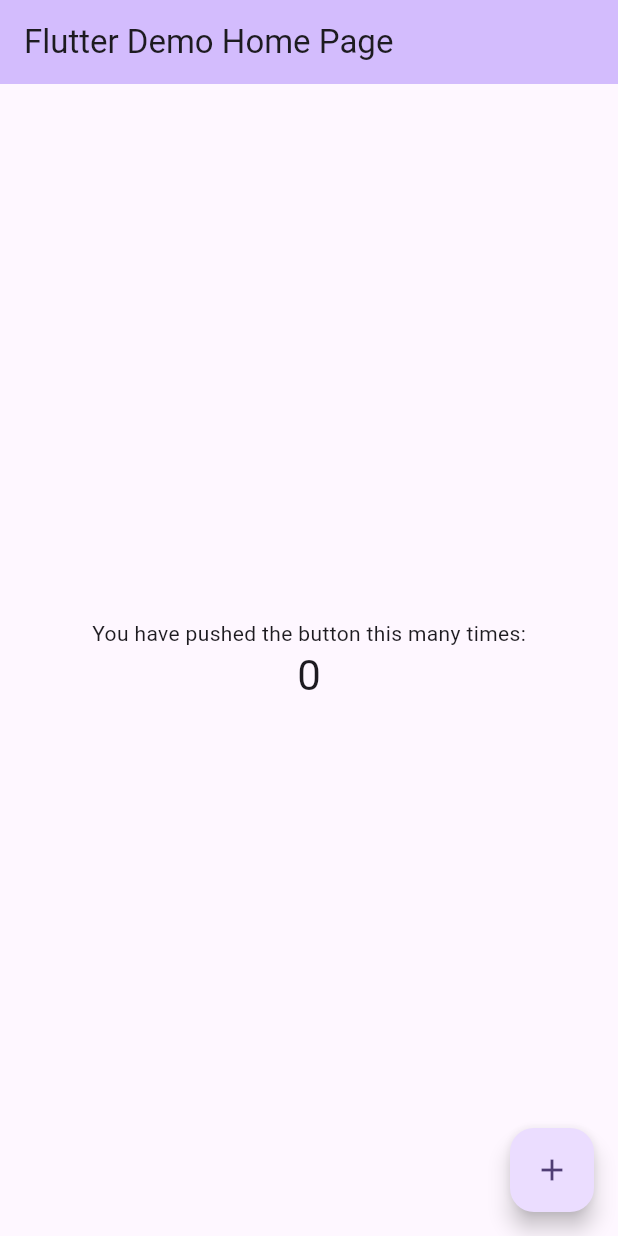
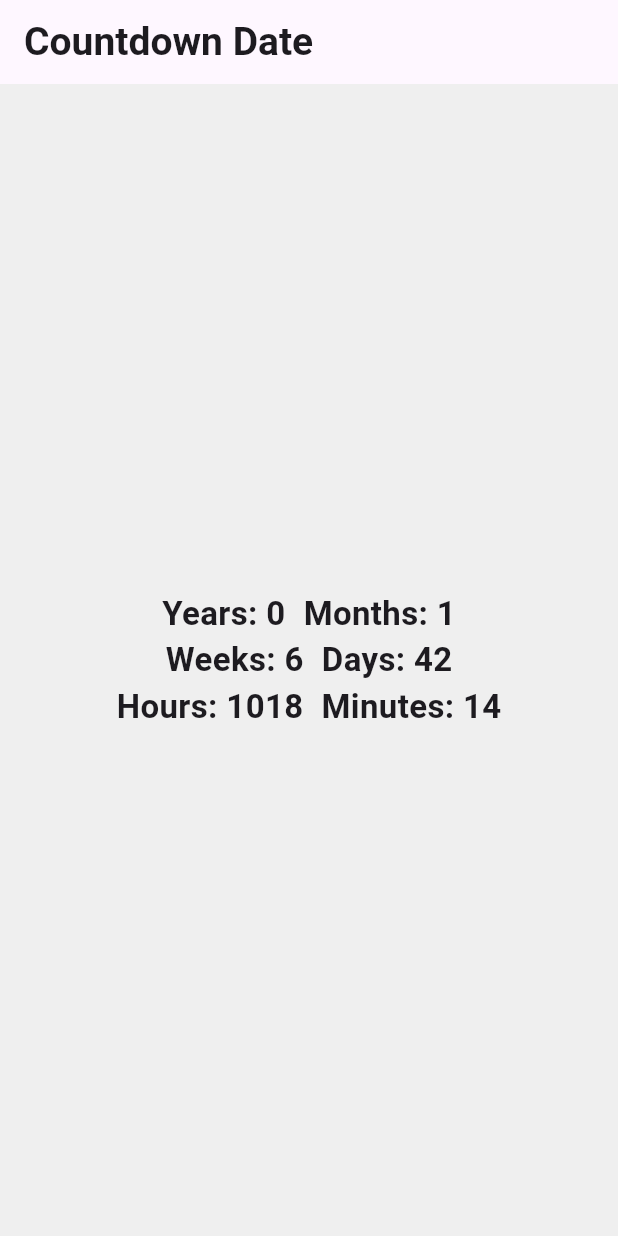
Before and after one commit to Marshood/date_counter_apk, a Flutter app: the screen it shows after launch, on a phone screen of 412 x 824 dp. Run offline on Flutter 3.47's test engine with Material 3 defaults, Android fonts, the light colour scheme and no system bars.

Commit message:
adding home page

```diff
--- /dev/null
+++ b/lib/date_counter.dart
@@ -0,0 +1,81 @@
+import 'package:flutter/material.dart';
+
+class CountdownWidget extends StatelessWidget {
+  final String targetDateString;
+
+  const CountdownWidget({super.key, required this.targetDateString});
+
+  @override
+  Widget build(BuildContext context) {
+    DateTime targetDate = DateTime.parse(targetDateString);
+    Duration difference = DateTime.now().difference(targetDate);
+
+    int days = difference.inDays;
+    int years = (days / 365).floor();
+    int weeks = (days / 7).floor();
+    int months = (days / 30).floor();
+    int hours = difference.inHours;
+    int minutes = difference.inMinutes % 60;
+
+    return Center(
+      child: Column(
+        mainAxisAlignment:
+            MainAxisAlignment.center, // Center the rows vertically
+        crossAxisAlignment: CrossAxisAlignment.center,
+        children: [
+          Row(
+            mainAxisAlignment: MainAxisAlignment
+                .center, // Center items horizontally within the row
+            children: [
+              Text(
+                'Years: $years',
+                style: const TextStyle(
+                    fontWeight: FontWeight.bold, fontSize: 22.0),
+              ),
+              const SizedBox(width: 12),
+              Text(
+                'Months: $months',
+                style: const TextStyle(
+                    fontWeight: FontWeight.bold, fontSize: 22.0),
+              ),
+            ],
+          ),
+          Row(
+            mainAxisAlignment: MainAxisAlignment
+                .center, // Center items horizontally within the row
+            children: [
+              Text(
+                'Weeks: $weeks',
+                style: const TextStyle(
+                    fontWeight: FontWeight.bold, fontSize: 22.0),
+              ),
+              const SizedBox(width: 12),
+              Text(
+                'Days: $days',
+                style: const TextStyle(
+                    fontWeight: FontWeight.bold, fontSize: 22.0),
+              ),
+            ],
+          ),
+          Row(
+            mainAxisAlignment: MainAxisAlignment
+                .center, // Center items horizontally within the row
+            children: [
+              Text(
+                'Hours: $hours',
+                style: const TextStyle(
+                    fontWeight: FontWeight.bold, fontSize: 22.0),
+              ),
+              const SizedBox(width: 12),
+              Text(
+                'Minutes: $minutes',
+                style: const TextStyle(
+                    fontWeight: FontWeight.bold, fontSize: 22.0),
+              ),
+            ],
+          ),
+        ],
+      ),
+    );
+  }
+}
--- a/lib/main.dart
+++ b/lib/main.dart
@@ -1,3 +1,4 @@
+import 'package:date_counter/date_counter.dart';
 import 'package:flutter/material.dart';
 
 void main() {
@@ -11,115 +12,40 @@
   @override
   Widget build(BuildContext context) {
     return MaterialApp(
-      title: 'Flutter Demo',
+      title: 'Date Counter',
       theme: ThemeData(
-        // This is the theme of your application.
-        //
-        // TRY THIS: Try running your application with "flutter run". You'll see
-        // the application has a purple toolbar. Then, without quitting the app,
-        // try changing the seedColor in the colorScheme below to Colors.green
-        // and then invoke "hot reload" (save your changes or press the "hot
-        // reload" button in a Flutter-supported IDE, or press "r" if you used
-        // the command line to start the app).
-        //
-        // Notice that the counter didn't reset back to zero; the application
-        // state is not lost during the reload. To reset the state, use hot
-        // restart instead.
-        //
-        // This works for code too, not just values: Most code changes can be
-        // tested with just a hot reload.
         colorScheme: ColorScheme.fromSeed(seedColor: Colors.deepPurple),
         useMaterial3: true,
       ),
-      home: const MyHomePage(title: 'Flutter Demo Home Page'),
+      home: const MyHomePage(title: 'Counter'),
     );
   }
 }
 
 class MyHomePage extends StatefulWidget {
   const MyHomePage({super.key, required this.title});
-
-  // This widget is the home page of your application. It is stateful, meaning
-  // that it has a State object (defined below) that contains fields that affect
-  // how it looks.
-
-  // This class is the configuration for the state. It holds the values (in this
-  // case the title) provided by the parent (in this case the App widget) and
-  // used by the build method of the State. Fields in a Widget subclass are
-  // always marked "final".
-
   final String title;
-
   @override
   State<MyHomePage> createState() => _MyHomePageState();
 }
 
 class _MyHomePageState extends State<MyHomePage> {
-  int _counter = 0;
-
-  void _incrementCounter() {
-    setState(() {
-      // This call to setState tells the Flutter framework that something has
-      // changed in this State, which causes it to rerun the build method below
-      // so that the display can reflect the updated values. If we changed
-      // _counter without calling setState(), then the build method would not be
-      // called again, and so nothing would appear to happen.
-      _counter++;
-    });
-  }
-
   @override
   Widget build(BuildContext context) {
-    // This method is rerun every time setState is called, for instance as done
-    // by the _incrementCounter method above.
-    //
-    // The Flutter framework has been optimized to make rerunning build methods
-    // fast, so that you can just rebuild anything that needs updating rather
-    // than having to individually change instances of widgets.
-    return Scaffold(
-      appBar: AppBar(
-        // TRY THIS: Try changing the color here to a specific color (to
-        // Colors.amber, perhaps?) and trigger a hot reload to see the AppBar
-        // change color while the other colors stay the same.
-        backgroundColor: Theme.of(context).colorScheme.inversePrimary,
-        // Here we take the value from the MyHomePage object that was created by
-        // the App.build method, and use it to set our appbar title.
-        title: Text(widget.title),
-      ),
-      body: Center(
-        // Center is a layout widget. It takes a single child and positions it
-        // in the middle of the parent.
-        child: Column(
-          // Column is also a layout widget. It takes a list of children and
-          // arranges them vertically. By default, it sizes itself to fit its
-          // children horizontally, and tries to be as tall as its parent.
-          //
-          // Column has various properties to control how it sizes itself and
-          // how it positions its children. Here we use mainAxisAlignment to
-          // center the children vertically; the main axis here is the vertical
-          // axis because Columns are vertical (the cross axis would be
-          // horizontal).
-          //
-          // TRY THIS: Invoke "debug painting" (choose the "Toggle Debug Paint"
-          // action in the IDE, or press "p" in the console), to see the
-          // wireframe for each widget.
-          mainAxisAlignment: MainAxisAlignment.center,
-          children: <Widget>[
-            const Text(
-              'You have pushed the button this many times:',
-            ),
-            Text(
-              '$_counter',
-              style: Theme.of(context).textTheme.headlineMedium,
-            ),
-          ],
+    return MaterialApp(
+      theme: ThemeData(scaffoldBackgroundColor: const Color(0xFFEFEFEF)),
+      home: Scaffold(
+        appBar: AppBar(
+          title: const Text(
+            'Countdown Date',
+            style: TextStyle(fontWeight: FontWeight.bold, fontSize: 26.0),
+          ),
+        ),
+        body: const CountdownWidget(
+          targetDateString:
+              "2023-12-22 00:16:00", // Replace with your desired date
         ),
       ),
-      floatingActionButton: FloatingActionButton(
-        onPressed: _incrementCounter,
-        tooltip: 'Increment',
-        child: const Icon(Icons.add),
-      ), // This trailing comma makes auto-formatting nicer for build methods.
     );
   }
 }
```
Also changed, not shown: 19 other files.
